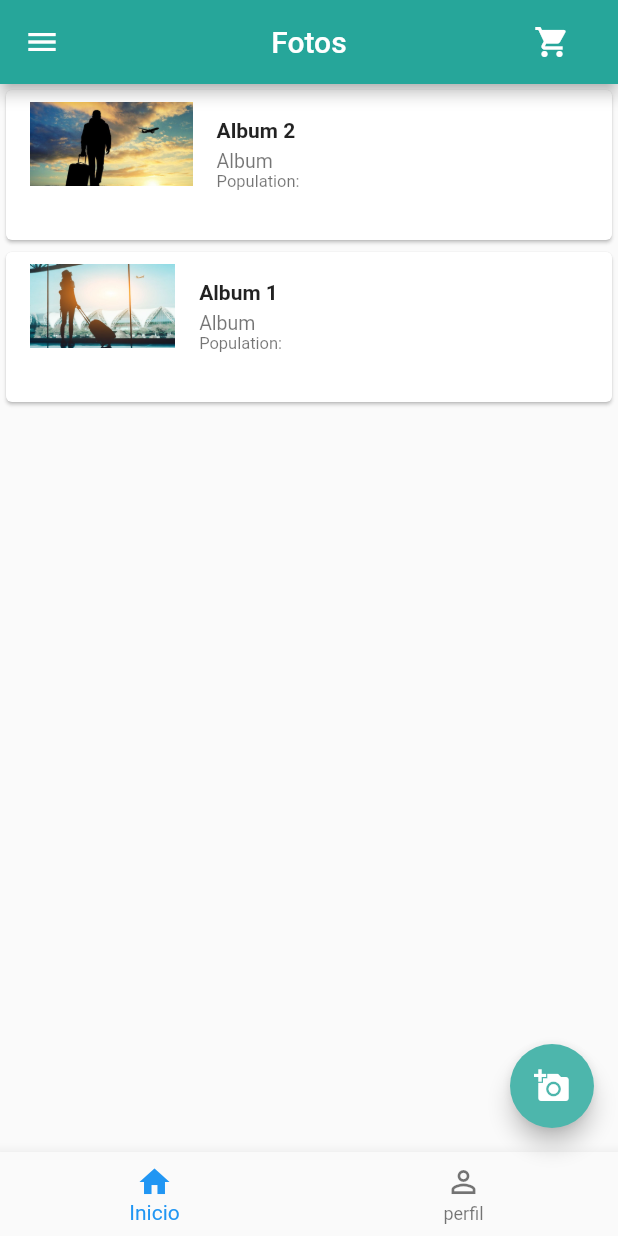
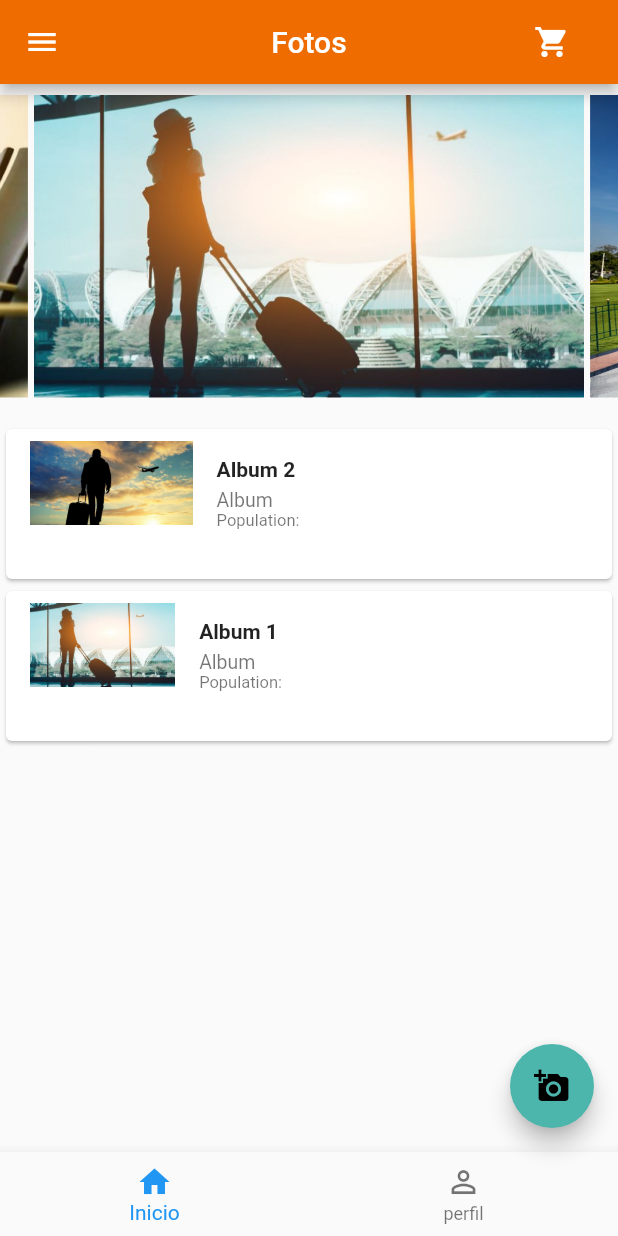
Before and after one commit to LuisAntonioChanKuyoc/Flutter, a Flutter app: the screen it shows after launch, after a tap on "Iniciar", on a phone screen of 412 x 824 dp. Run offline on Flutter 3.47's test engine with Material 2 defaults, Android fonts, the phone set to English and light mode, and no system bars; drawn by our look-alikes of carousel_slider; our stand-ins replace firebase_auth, firebase_database, flutter_redux, google_fonts, redux; missing offline and left inert: redux_logging; accounts and stored records are empty.

Commit message:
Cambios login y panel

```diff
--- a/lib/app/page/HomePage.dart
+++ b/lib/app/page/HomePage.dart
@@ -1,6 +1,17 @@
 import 'package:app_demo/app/Core/Auth/BaseAuth.dart';
+import 'package:app_demo/app/themes/app_colors.dart';
+import 'package:carousel_slider/carousel_slider.dart';
 import 'package:flutter/cupertino.dart';
 import 'package:flutter/material.dart';
+
+enum Answers{YES,NO,MAYBE}
+
+final List<String> imgList = [
+  'assets/img/img1.jpg',
+  'assets/img/img2.jpg',
+  'assets/img/img3.jpg',
+  'assets/img/img4.jpg',
+];
 
 class HomePage extends StatefulWidget {
   HomePage({Key key, this.auth, this.userId, this.logoutCallback})
@@ -16,6 +27,32 @@ class HomePage extends StatefulWidget {
 
 class _HomePageState extends State<HomePage> {
   int _selectedPage = 0;
+
+  final CarouselSlider autoPlayDemo = CarouselSlider(
+      viewportFraction: 0.9,
+      aspectRatio: 2.0,
+      autoPlay: true,
+      // enlargeCenterPage: true,
+      items: imgList.map(
+        (url) {
+          return Container(
+            margin: EdgeInsets.all(2.0),
+            child: GestureDetector(
+              onTap: (){
+                _askUser();
+              },
+              child: ClipRRect(
+              child: Image.asset(
+                url,
+                fit: BoxFit.cover,
+                width: 1000.0,
+              ),
+            ),
+            ),
+          );
+        },
+      ).toList(),
+    );
 
   @override
   Widget build(BuildContext context) {
@@ -37,7 +74,7 @@ class _HomePageState extends State<HomePage> {
           )
         ],
       ),
-      body: _Tab(context,_selectedPage),
+      body: _Tab(context, _selectedPage),
       drawer: Drawer(
         child: ListView(
           padding: EdgeInsets.zero,
@@ -90,16 +127,22 @@ class _HomePageState extends State<HomePage> {
           ]),
     );
   }
-  Widget _Tab(BuildContext context, int tab){
+
+  Widget _Tab(BuildContext context, int tab) {
     final _pageOptions = [
       Container(
-        // padding: EdgeInsets.symmetric(vertical: 15, horizontal: 15),
-        // width: MediaQuery.of(context).size.width - 40,
-        // alignment: Alignment.center,
           child: Stack(
         children: <Widget>[
           ListView(
             children: <Widget>[
+              Padding(
+                padding: EdgeInsets.symmetric(vertical: 5.0),
+                child: Column(children: [
+                  autoPlayDemo,
+                ])),
+              SizedBox(
+                    height: 10,
+                  ),
               Card(
                   child: Container(
                 // width: 100,
@@ -110,25 +153,23 @@ class _HomePageState extends State<HomePage> {
                       leading: Image.asset(
                         "assets/img/img3.jpg",
                         fit: BoxFit.fitHeight,
-                      // height: 300,
-                      // width: 150.0,
                       ),
 
-                    title: new Text(
+                      title:  Text(
                         "Album 2",
-                      style: new TextStyle(
+                        style: TextStyle(
                             fontSize: 14.0, fontWeight: FontWeight.bold),
                       ),
-                    subtitle: new Column(
+                      subtitle: Column(
                           mainAxisAlignment: MainAxisAlignment.start,
                           crossAxisAlignment: CrossAxisAlignment.start,
                           children: <Widget>[
-                          new Text("Album",
-                              style: new TextStyle(
+                           Text("Album",
+                                style: TextStyle(
                                     fontSize: 13.0,
                                     fontWeight: FontWeight.normal)),
-                          new Text('Population: ',
-                              style: new TextStyle(
+                           Text('Population: ',
+                                style: TextStyle(
                                     fontSize: 11.0,
                                     fontWeight: FontWeight.normal)),
                           ]),
@@ -199,7 +240,7 @@ class _HomePageState extends State<HomePage> {
                     Container(
                       margin: EdgeInsets.only(right: 16),
                       child: CircleAvatar(
-                      backgroundColor: Colors.brown.shade800,
+                        backgroundColor: AppColors.grey,
                         child: Text('HR'),
                       ),
                     ),
@@ -232,4 +273,33 @@ class _HomePageState extends State<HomePage> {
     ];
     return _pageOptions[tab];
   }
+
+  Future _askUser() async {
+    switch(
+    await showDialog(
+        context: context,
+        /*it shows a popup with few options which you can select, for option we
+        created enums which we can use with switch statement, in this first switch
+        will wait for the user to select the option which it can use with switch cases*/
+        child: new SimpleDialog(
+          title: new Text('Do you like Flutter?'),
+          children: <Widget>[
+            new SimpleDialogOption(child: new Text('Yes!!!'),onPressed: (){Navigator.pop(context, Answers.YES);},),
+            new SimpleDialogOption(child: new Text('NO :('),onPressed: (){Navigator.pop(context, Answers.NO);},),
+            new SimpleDialogOption(child: new Text('Maybe :|'),onPressed: (){Navigator.pop(context, Answers.MAYBE);},),
+          ],
+        )
+    )
+    ) {
+      case Answers.YES:
+        // _setValue('Yes');
+        break;
+      case Answers.NO:
+        // _setValue('No');
+        break;
+      case Answers.MAYBE:
+        // _setValue('Maybe');
+        break;
     }
+  }
+}
--- a/lib/app/page/loginPage.dart
+++ b/lib/app/page/loginPage.dart
@@ -78,7 +78,7 @@ class _LoginPageState extends State<LoginPage> {
                   gradient: LinearGradient(
                       begin: Alignment.centerLeft,
                       end: Alignment.centerRight,
-                      colors: [Color(0xff80cbc4), Color(0xff4db6ac)])),
+                      colors: [Color(0xfff57C00), Color(0xffe65100)])),
               child: Text(
                 'Iniciar',
                 style: TextStyle(fontSize: 20, color: Colors.white),
@@ -195,7 +195,7 @@ class _LoginPageState extends State<LoginPage> {
             child: Text(
               'Registrarse',
               style: TextStyle(
-                  color: Color(0xff4db6ac),
+                  color: Color(0xfff57C00),
                   fontSize: 13,
                   fontWeight: FontWeight.w600),
             ),
@@ -229,6 +229,19 @@ class _LoginPageState extends State<LoginPage> {
     );
   }
 
+  Widget _Logo() {
+    return Container(
+      // alignment: ,
+      child:Column(
+        children: <Widget>[
+          Image.asset("assets/img/logo.jpeg",
+                        fit: BoxFit.cover)
+        ],
+      )
+      ,
+    );
+  }
+
   Widget _emailPasswordWidget() {
     return Column(
       children: <Widget>[
@@ -241,9 +254,9 @@ class _LoginPageState extends State<LoginPage> {
   @override
   Widget build(BuildContext context) {
     return Scaffold(
-        appBar: AppBar(
-          title: Text('Demo'),
-        ),
+        // appBar: AppBar(
+        //   title: Text('Demo'),
+        // ),
         body: SingleChildScrollView(
             child: Container(
           height: MediaQuery.of(context).size.height - 80,
@@ -255,7 +268,7 @@ class _LoginPageState extends State<LoginPage> {
                   crossAxisAlignment: CrossAxisAlignment.center,
                   mainAxisAlignment: MainAxisAlignment.center, //Alinea centro
                   children: <Widget>[
-                    _title(),
+                    _Logo(),
                     SizedBox(
                       height: 10,
                     ),
--- a/lib/main.dart
+++ b/lib/main.dart
@@ -7,6 +7,7 @@ import 'package:redux_logging/redux_logging.dart';
 import 'package:flutter/material.dart';
 import 'package:redux/redux.dart';
 import 'app/Core/Auth/Auth.dart';
+import 'app/page/carrocel.dart';
 import 'app/page/cart_page.dart';
 import 'app/page/detail_album.dart';
 import 'app/page/feature_selection_album.dart';
@@ -33,12 +34,13 @@ class MyApp extends StatelessWidget {
         debugShowCheckedModeBanner: false,
         title: 'App',
         theme: ThemeData(
-          primaryColor: Colors.teal[400],
+          primaryColor: Colors.orange[800],
+          accentColor: Colors.white,
         ),
         initialRoute: '/',
         routes: {
           '/': (context) => RootPage(auth: Auth()),
-          // '/': (context) => AlbumSelectionPage(),
+          // '/': (context) => CarouselDemo(),
           '/home': (context) => HomePage(),
           '/create': (context) => FeatureSelectionPage(),
           '/cart': (context) => CartPage(),
--- a/pubspec.yaml
+++ b/pubspec.yaml
@@ -21,6 +21,7 @@ dependencies:
     sdk: flutter
   firebase_auth: ^0.15.4
   firebase_database: ^3.0.7
+  carousel_slider: ^1.4.1
 
   # The following adds the Cupertino Icons font to your application.
   # Use with the CupertinoIcons class for iOS style icons.
```
Also changed, not shown: lib/app/page/carrocel.dart (added, +371 -0 lines), lib/app/page/signup.dart (+22 -7 lines), assets/img/logo.jpeg (added), pubspec.lock. Lines whose indentation alone changed are shown as unchanged.
